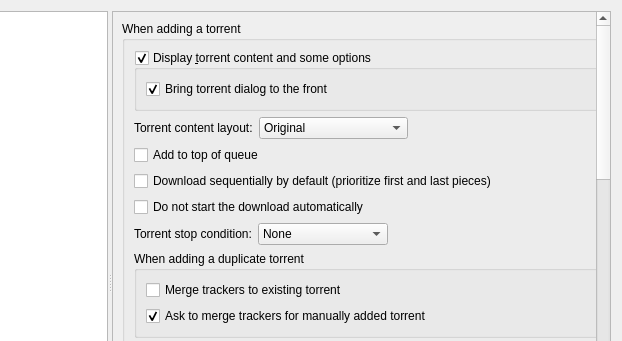
blahdy/qBittorrent, file src/gui/optionsdialog.ui: the form before one commit; both pictures show x 157 to 779 and y 0 to 341 of the 779 by 591 pixel window.
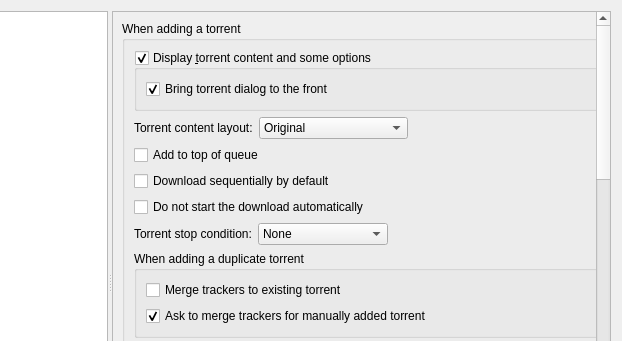
The form after the commit. The open tabs and pages were chosen to show the change. Icons and pictures are not drawn. Custom widgets are drawn as their Qt base class.

Patch:
```diff
--- a/src/gui/optionsdialog.ui
+++ b/src/gui/optionsdialog.ui
@@ -1072,7 +1072,7 @@
                   <string>New torrents will download pieces sequentially and prioritize the first and last pieces.</string>
                  </property>
                  <property name="text">
-                  <string>Download sequentially by default (prioritize first and last pieces)</string>
+                  <string>Download sequentially by default</string>
                  </property>
                 </widget>
                </item>
```
